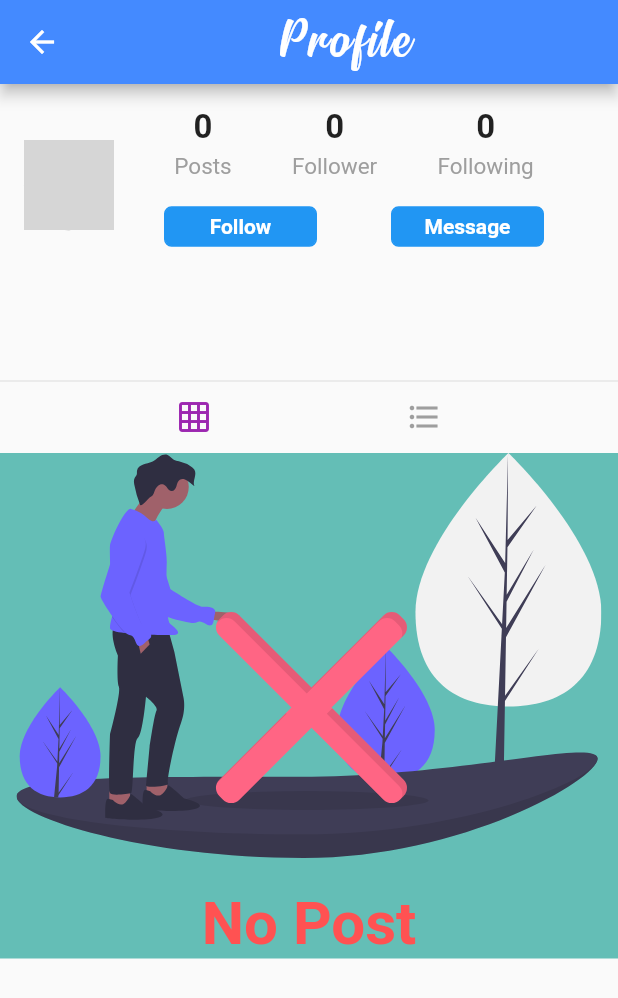
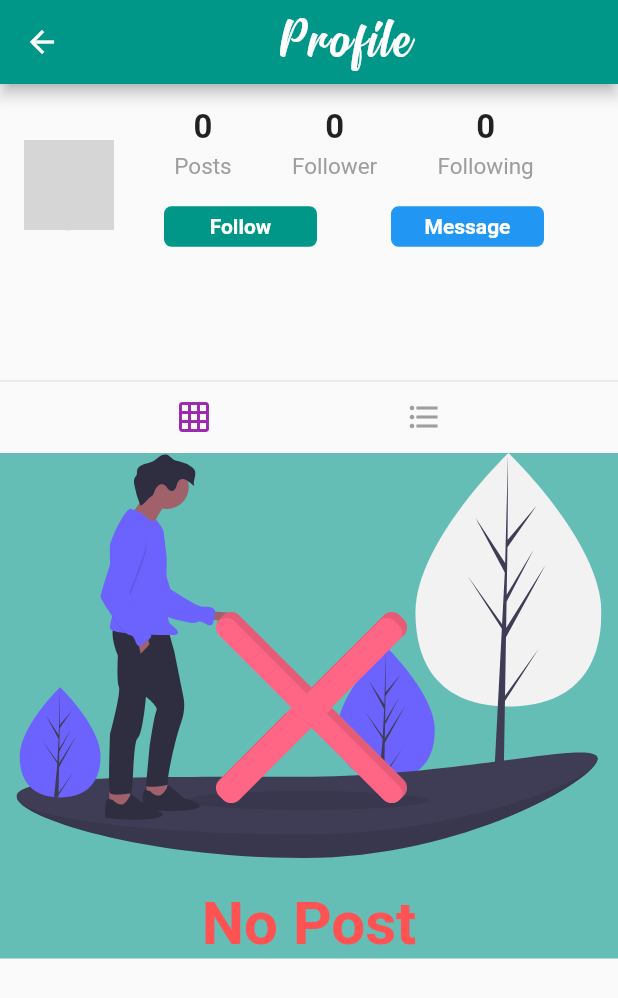
Before and after one commit to Ashrafulgafurtantan/First-Flutter-Project, a Flutter app: the Profile screen opened directly, on a phone screen of 412 x 824 dp. Shown: the top 998 px of the screen. Run offline on Flutter 3.47's test engine with Material 2 defaults, Android fonts, the phone set to English and light mode, and no system bars; our stand-ins replace cached_network_image, cloud_firestore, curved_navigation_bar, firebase_messaging, firebase_storage, flutter_slidable and 9 more; missing offline and left inert: animator, emoji_picker, storage_path; accounts and stored records are empty; network calls fail; grey boxes are pictures that could not be loaded.

```diff
--- a/lib/pages/profile.dart
+++ b/lib/pages/profile.dart
@@ -8,8 +8,6 @@ import 'package:useallfeatures/pages/follower.dart';
 import 'package:useallfeatures/pages/following.dart';
 import 'package:useallfeatures/pages/message_list.dart';
 import 'package:useallfeatures/progress.dart';
-import 'package:useallfeatures/widgets/chat_list_view_item.dart';
-import 'package:useallfeatures/widgets/custom_image.dart';
 import 'package:useallfeatures/widgets/edit_pofile.dart';
 import 'package:useallfeatures/widgets/message.dart';
 import 'package:useallfeatures/widgets/post.dart';
@@ -102,9 +100,9 @@ class _ProfileState extends State<Profile> {
             ),
           ),
           decoration: BoxDecoration(
-            color:isFollowing ? Colors.white:  Colors.blue,
+            color:isFollowing ? Colors.white:  Colors.teal,
            // color:Colors.blue,
-            border: Border.all(color: isFollowing ? Colors.grey: Colors.blue),
+            border: Border.all(color: isFollowing ? Colors.grey: Colors.teal),
            // border: Border.all(color: Colors.blue),
             borderRadius: BorderRadius.circular(5),
           ),
@@ -472,7 +470,7 @@ class _ProfileState extends State<Profile> {
 
 //    appBar: header(context,isTimeline: true,title: 'Profile'),
         appBar: AppBar(
-          backgroundColor: Colors.blueAccent,
+          backgroundColor: Colors.teal,
 
           title: Center(child: Text('Profile',
           style: TextStyle(
@@ -505,7 +503,7 @@ class _ProfileState extends State<Profile> {
                       child: new Container(
                         padding: EdgeInsets.all(1),
                         decoration: new BoxDecoration(
-                          color: Colors.red,
+                          color: Colors.cyan,
                           borderRadius: BorderRadius.circular(6),
                         ),
                         constraints: BoxConstraints(
@@ -517,6 +515,7 @@ class _ProfileState extends State<Profile> {
 
                           style: new TextStyle(
                             color: Colors.white,
+                            fontWeight: FontWeight.bold,
                             fontSize: 8,
                           ),
                           textAlign: TextAlign.center,
@@ -535,46 +534,17 @@ class _ProfileState extends State<Profile> {
           ],
 
         ),
-        //
 
-        /*     icon: new Stack(
-              children: <Widget>[
-                new Icon(Icons.notifications),
-                notificationCount<1? Container(child: Text(''),):new Positioned(
-                  right: 0,
-                  child: new Container(
-                    padding: EdgeInsets.all(1),
-                    decoration: new BoxDecoration(
-                      color: Colors.red,
-                      borderRadius: BorderRadius.circular(6),
-                    ),
-                    constraints: BoxConstraints(
-                      minWidth: 12,
-                      minHeight: 12,
-                    ),
-                    child: new Text( notificationCount.toString(),
-                      style: new TextStyle(
-                        color: Colors.white,
-                        fontSize: 8,
-                      ),
-                      textAlign: TextAlign.center,
-                    ),
-                  ),
-                )
-              ],
-            ),
-
-
-            */
-
-        body: ListView(
+        body: Container(
+          child: ListView(
       children: <Widget>[
-        buildProfileHeader(context),
-        Divider(height: 0,),
-        toggleOptions(),
-        buildProfilePost(),
+          buildProfileHeader(context),
+          Divider(height: 0,),
+          toggleOptions(),
+          buildProfilePost(),
       ],
-    )
+    ),
+        )
     );
   }
 }
--- a/lib/pages/timeline.dart
+++ b/lib/pages/timeline.dart
@@ -47,8 +47,6 @@ class _TimelineState extends State<Timeline> {
       );
 
     }
-
-
   }
   buildUserToFollow(){
     return StreamBuilder(
@@ -142,7 +140,7 @@ class _TimelineState extends State<Timeline> {
                 elevation: 10,
 
                 splashColor: Colors.white,
-                color: Colors.teal[700],
+                color: Colors.teal,
                 icon: Icon(Icons.edit,size: 25,
                   color: Colors.white,
                 ),
--- a/lib/pages/upload.dart
+++ b/lib/pages/upload.dart
@@ -281,6 +281,8 @@ class _UploadState extends State<Upload> with AutomaticKeepAliveClientMixin
       body: Stack(
         children: <Widget>[
           ListView(
+            //  physics: NeverScrollableScrollPhysics(),
+           //   shrinkWrap: true,
 
             children: <Widget>[
               isUploading ? linearProgress() :Text(''),
@@ -501,7 +503,6 @@ class _UploadState extends State<Upload> with AutomaticKeepAliveClientMixin
                   },
                 ) ,
               ),
-
         ],
       ),
     );
--- a/lib/widgets/edit_pofile.dart
+++ b/lib/widgets/edit_pofile.dart
@@ -160,7 +160,7 @@ class _EditProfileState extends State<EditProfile> {
       body: isLoading ?  shimmer() :ListView(
         children: <Widget>[
           Column(
-            //    mainAxisAlignment: MainAxisAlignment.center,
+             mainAxisAlignment: MainAxisAlignment.center,
             //     crossAxisAlignment: CrossAxisAlignment.center,
             children: <Widget>[
               Padding(padding: EdgeInsets.only(top:16,bottom: 8),
--- a/pubspec.yaml
+++ b/pubspec.yaml
@@ -29,6 +29,11 @@ dependencies:
   # Use with the CupertinoIcons class for iOS style icons.
   cloud_firestore: ^0.13.6
   firebase_storage: ^3.1.6
+  curved_navigation_bar: ^0.3.3
+  emoji_picker: ^0.1.0
+  file_picker: ^1.12.0
+  video_player: ^0.10.11+1
+
   image_picker: ^0.6.7+2
 
   firebase_auth: ^0.16.1
```
Also changed, not shown: lib/home.dart (+19 -22 lines), lib/widgets/message.dart (+2 -5 lines), pubspec.lock.
